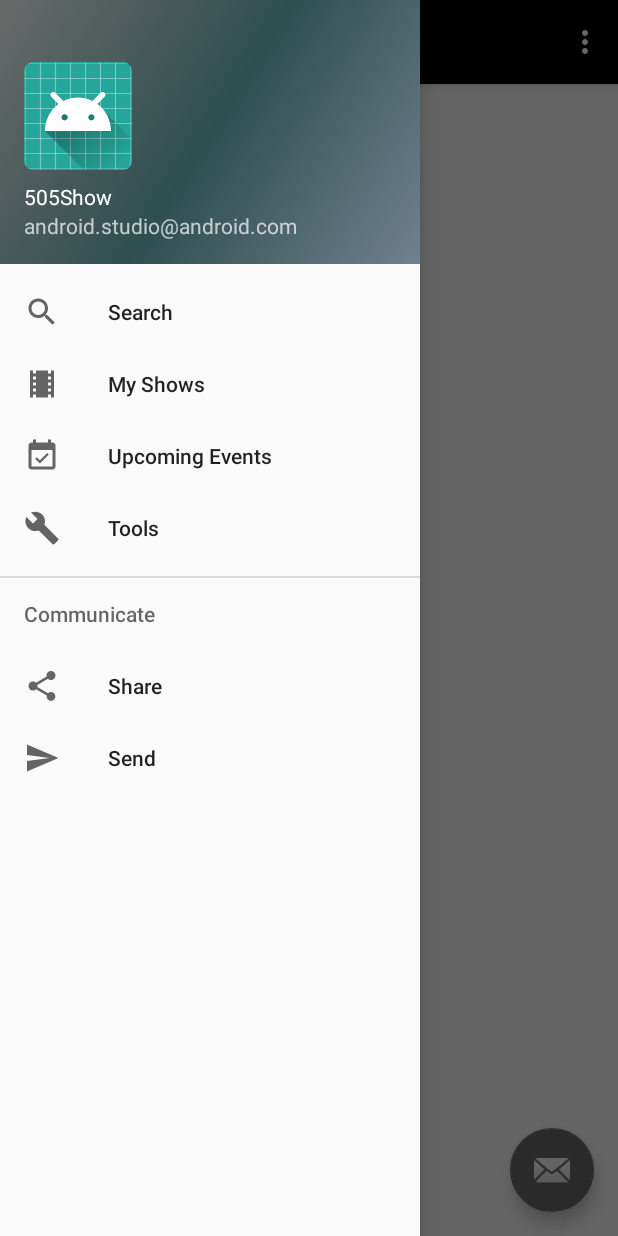
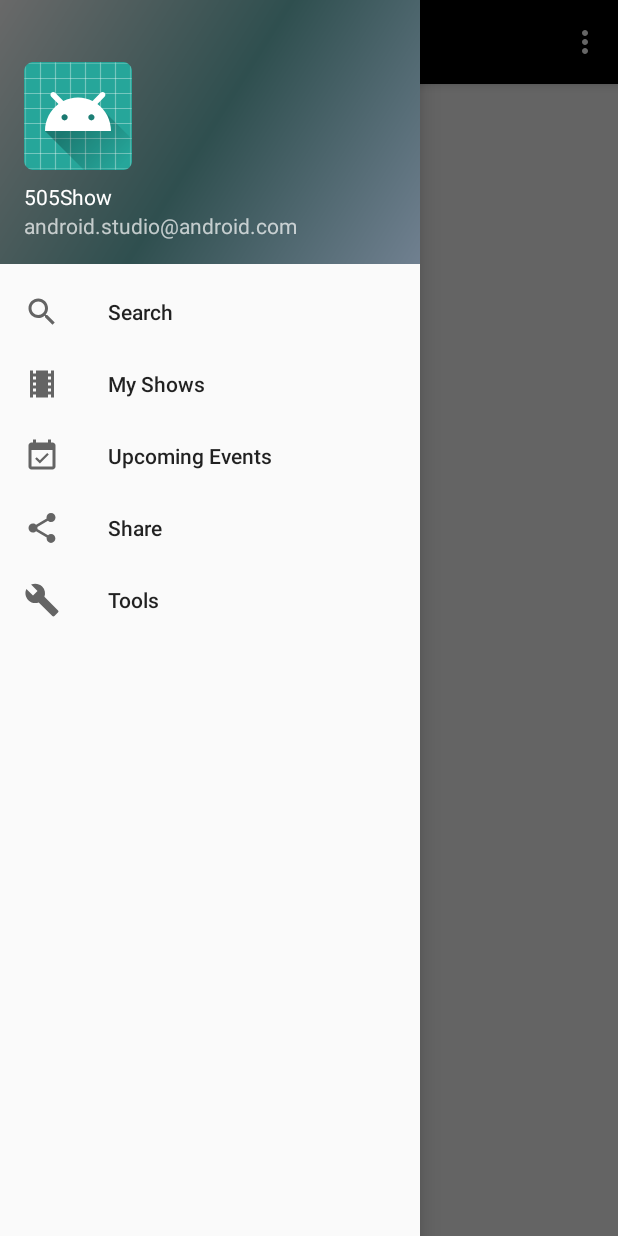
Before and after one commit to KanyonWyman/ConcertFinder, an Android app: the screen it shows after launch (MainActivity), with the side drawer open, on a phone screen of 412 x 824 dp. Run offline under Robolectric (Android 15) with nearby library versions, the light colour scheme and no system bars.

```diff
--- a/app/src/main/res/layout/app_bar_main.xml
+++ b/app/src/main/res/layout/app_bar_main.xml
@@ -23,12 +23,4 @@
 
   <include layout="@layout/content_main"/>
 
-  <android.support.design.widget.FloatingActionButton
-    android:id="@+id/fab"
-    android:layout_width="wrap_content"
-    android:layout_height="wrap_content"
-    android:layout_margin="@dimen/fab_margin"
-    android:layout_gravity="bottom|end"
-    app:srcCompat="@android:drawable/ic_dialog_email"/>
-
 </android.support.design.widget.CoordinatorLayout>
--- a/app/src/main/res/menu/activity_main_drawer.xml
+++ b/app/src/main/res/menu/activity_main_drawer.xml
@@ -13,26 +13,17 @@
       android:icon="@drawable/ic_theaters"
       android:title="My Shows"/>
     <item
-      android:id="@+id/nav_slideshow"
+      android:id="@+id/nav_event"
       android:icon="@drawable/ic_event"
       android:title="Upcoming Events"/>
+    <item
+      android:id="@+id/nav_share"
+      android:icon="@drawable/ic_menu_share"
+      android:title="Share"/>
     <item
       android:id="@+id/nav_manage"
       android:icon="@drawable/ic_menu_manage"
       android:title="Tools"/>
   </group>
 
-  <item android:title="Communicate">
-    <menu>
-      <item
-        android:id="@+id/nav_share"
-        android:icon="@drawable/ic_menu_share"
-        android:title="Share"/>
-      <item
-        android:id="@+id/nav_send"
-        android:icon="@drawable/ic_menu_send"
-        android:title="Send"/>
-    </menu>
-  </item>
-
 </menu>
--- a/app/src/main/res/menu/main.xml
+++ b/app/src/main/res/menu/main.xml
@@ -4,6 +4,6 @@
   <item
     android:id="@+id/action_settings"
     android:orderInCategory="100"
-    android:title="@string/action_settings"
+    android:title="@string/logout"
     app:showAsAction="never"/>
 </menu>
--- a/app/src/main/res/values/strings.xml
+++ b/app/src/main/res/values/strings.xml
@@ -6,4 +6,8 @@
   <string name="nav_header_subtitle">android.studio@android.com</string>
   <string name="nav_header_desc">Navigation header</string>
   <string name="action_settings">Settings</string>
+
+  <!-- TODO: Remove or change this placeholder text -->
+  <string name="hello_blank_fragment">Hello blank fragment</string>
+  <string name="logout">Logout</string>
 </resources>
```
Also changed, not shown: app/src/main/java/cnm/edu/deepdive/concertfinder/MainActivity.java (+17 -23 lines), 1 other file.
